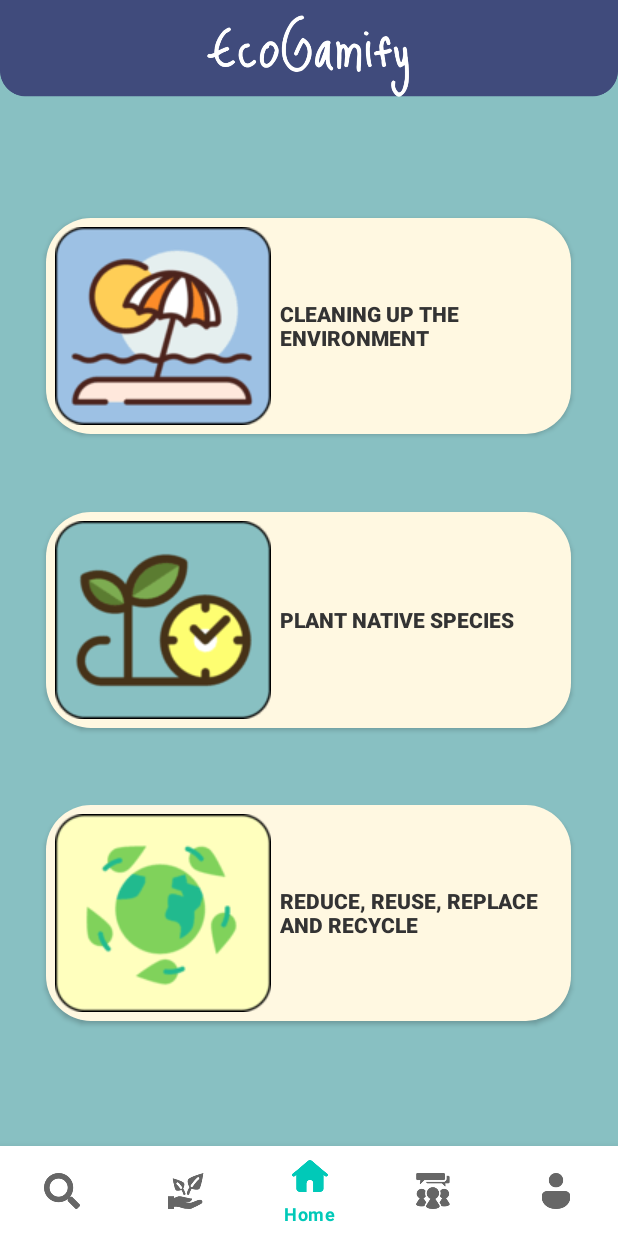
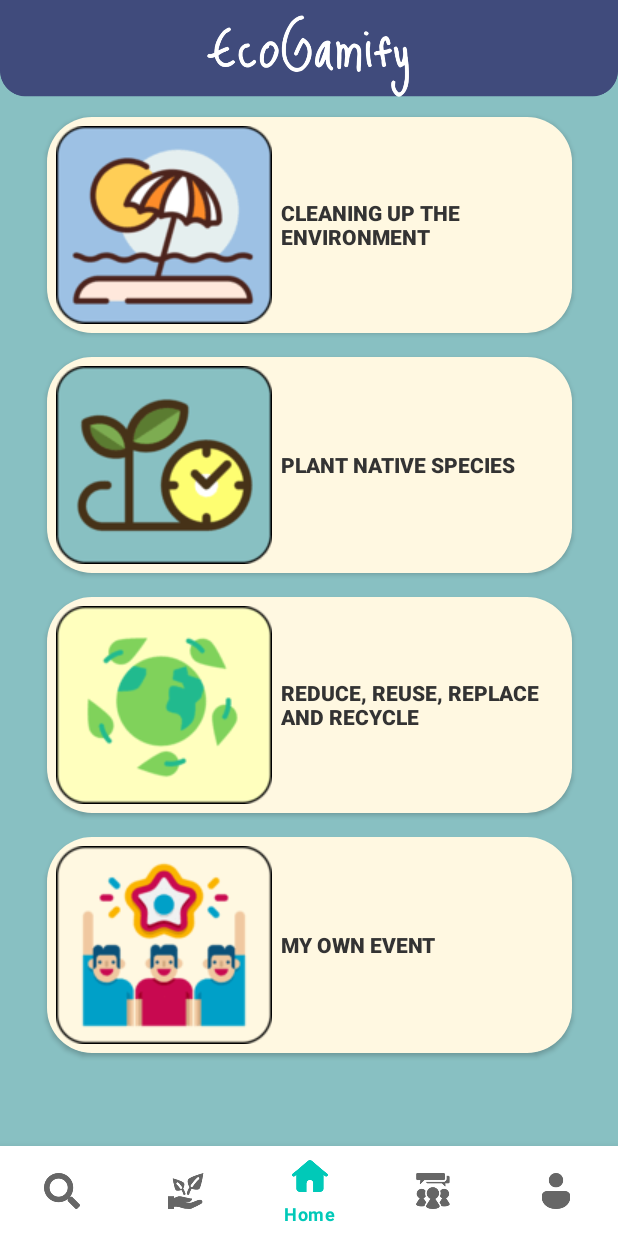
Before and after one commit to jie669928/Mobile.EcoGamify_N, an Android app: the screen it shows after launch once a user with an empty profile is signed in (HomeCategoryActivity), on a phone screen of 412 x 824 dp. Run offline under Robolectric (Android 15) with nearby library versions, the phone set to English and light mode, and no system bars; our stand-ins replace Firebase (no records; nobody signed in at launch, a user with empty details on screens opened directly).

Commit message:
01/10/2023 SJ-0330

```diff
--- a/app/build.gradle.kts
+++ b/app/build.gradle.kts
@@ -59,6 +59,10 @@ dependencies {
     implementation("com.google.firebase:firebase-storage-ktx:20.2.1")
     implementation("com.google.firebase:firebase-auth-ktx:22.1.2")
     implementation("com.google.firebase:firebase-analytics-ktx")
+
+    implementation ("com.github.bumptech.glide:glide:4.12.0")
+    annotationProcessor ("com.github.bumptech.glide:compiler:4.12.0")
+
 
     implementation("androidx.core:core-ktx:1.9.0")
     implementation("androidx.appcompat:appcompat:1.6.1")
--- a/app/src/main/java/com/example/mobileecogamify/HomeFragment.kt
+++ b/app/src/main/java/com/example/mobileecogamify/HomeFragment.kt
@@ -68,6 +68,13 @@ class HomeFragment : Fragment() {
             startActivity(intent)
         }
 
+        val ownEvent = rootView.findViewById<View>(R.id.ownEvents)
+        ownEvent.setOnClickListener {
+
+            val intent = Intent(requireActivity(), NewChallenge::class.java)
+            startActivity(intent)
+        }
+
         return rootView
     }
 
--- a/app/src/main/res/layout/fragment_home.xml
+++ b/app/src/main/res/layout/fragment_home.xml
@@ -13,6 +13,18 @@
     <!--        android:layout_height="match_parent"-->
     <!--        android:text="Home fragment" />-->
 
+    <ScrollView
+        android:layout_width="match_parent"
+        android:layout_height="match_parent"
+        app:layout_constraintBottom_toBottomOf="parent"
+        app:layout_constraintEnd_toEndOf="parent"
+        app:layout_constraintStart_toStartOf="parent"
+        app:layout_constraintTop_toTopOf="parent">
+
+        <LinearLayout
+            android:layout_width="match_parent"
+            android:layout_height="wrap_content"
+            android:orientation="vertical">
 
             <androidx.constraintlayout.widget.ConstraintLayout
                 android:id="@+id/constraintLayoutContainer"
@@ -25,21 +37,21 @@
                     android:id="@+id/beach"
                     android:layout_width="350dp"
                     android:layout_height="wrap_content"
-            android:layout_marginTop="80dp"
-            android:layout_marginBottom="24dp"
+                    android:layout_marginTop="16dp"
+                    android:layout_marginBottom="8dp"
                     android:background="@drawable/rounded_button_bg"
                     android:drawableLeft="@drawable/beach_144x144"
                     android:drawablePadding="6dp"
                     android:gravity="start|center_vertical"
                     android:hapticFeedbackEnabled="true"
+                    android:onClick="onBeachButtonClick"
                     android:padding="6dp"
                     android:text="@string/beach_category"
                     android:textColor="#333333"
                     android:textStyle="bold"
-            android:onClick="onBeachButtonClick"
                     app:layout_constraintBottom_toTopOf="@+id/plant_native"
                     app:layout_constraintEnd_toEndOf="parent"
-            app:layout_constraintHorizontal_bias="0.491"
+                    app:layout_constraintHorizontal_bias="0.5"
                     app:layout_constraintStart_toStartOf="parent"
                     app:layout_constraintTop_toTopOf="parent" />
 
@@ -48,20 +60,20 @@
                     android:id="@+id/plant_native"
                     android:layout_width="350dp"
                     android:layout_height="144dp"
-            android:layout_marginTop="24dp"
-            android:layout_marginBottom="24dp"
+                    android:layout_marginTop="8dp"
+                    android:layout_marginBottom="8dp"
                     android:background="@drawable/rounded_button_bg"
                     android:drawableLeft="@drawable/plant_144x144"
                     android:drawablePadding="6dp"
                     android:gravity="start|center_vertical"
+                    android:onClick="onPlantNativeButtonClick"
                     android:padding="6dp"
                     android:text="@string/plant_native_category"
                     android:textColor="#333333"
                     android:textStyle="bold"
-            android:onClick="onPlantNativeButtonClick"
                     app:layout_constraintBottom_toTopOf="@+id/recycle"
                     app:layout_constraintEnd_toEndOf="parent"
-            app:layout_constraintHorizontal_bias="0.491"
+                    app:layout_constraintHorizontal_bias="0.5"
                     app:layout_constraintStart_toStartOf="parent"
                     app:layout_constraintTop_toBottomOf="@+id/beach" />
 
@@ -70,8 +82,8 @@
                     android:id="@+id/recycle"
                     android:layout_width="350dp"
                     android:layout_height="wrap_content"
-            android:layout_marginTop="24dp"
-            android:layout_marginBottom="80dp"
+                    android:layout_marginTop="8dp"
+                    android:layout_marginBottom="8dp"
                     android:background="@drawable/rounded_button_bg"
                     android:drawableLeft="@drawable/recycle_144x144"
                     android:drawablePadding="6dp"
@@ -80,12 +92,34 @@
                     android:text="@string/recycle_category"
                     android:textColor="#333333"
                     android:textStyle="bold"
+                    app:layout_constraintBottom_toTopOf="@+id/ownEvents"
+                    app:layout_constraintEnd_toEndOf="parent"
+                    app:layout_constraintHorizontal_bias="0.5"
+                    app:layout_constraintStart_toStartOf="parent"
+                    app:layout_constraintTop_toBottomOf="@+id/plant_native" />
+
+                <androidx.appcompat.widget.AppCompatButton
+                    android:id="@+id/ownEvents"
+                    android:layout_width="350dp"
+                    android:layout_height="wrap_content"
+                    android:layout_marginTop="8dp"
+                    android:layout_marginBottom="16dp"
+                    android:background="@drawable/rounded_button_bg"
+                    android:drawableLeft="@drawable/own_events"
+                    android:drawablePadding="6dp"
+                    android:gravity="start|center_vertical"
+                    android:padding="6dp"
+                    android:text="@string/myownevent"
+                    android:textColor="#333333"
+                    android:textStyle="bold"
                     app:layout_constraintBottom_toBottomOf="parent"
                     app:layout_constraintEnd_toEndOf="parent"
-            app:layout_constraintHorizontal_bias="0.491"
+                    app:layout_constraintHorizontal_bias="0.5"
                     app:layout_constraintStart_toStartOf="parent"
-            app:layout_constraintTop_toBottomOf="@+id/plant_native" />
+                    app:layout_constraintTop_toBottomOf="@+id/recycle" />
+
             </androidx.constraintlayout.widget.ConstraintLayout>
-
+        </LinearLayout>
+    </ScrollView>
 
 </FrameLayout>
--- a/app/src/main/res/values/strings.xml
+++ b/app/src/main/res/values/strings.xml
@@ -146,5 +146,6 @@
     <string name="gmail_content">Share to Gmail\n</string>
     <string name="button">go to account setting\n</string>
     <string name="done_button">Done\n</string>
+    <string name="myownevent">My Own Event</string>
 
 </resources>
```
Also changed, not shown: app/src/main/AndroidManifest.xml (+42 -27 lines), app/src/main/java/com/example/mobileecogamify/ChallengeData.kt (added, +31 -0 lines), app/src/main/java/com/example/mobileecogamify/NewChallenge.kt (added, +81 -0 lines), app/src/main/java/com/example/mobileecogamify/NewChallengeAdapter.kt (added, +101 -0 lines), app/src/main/res/layout/activity_event_creation.xml (+6 -3 lines), app/src/main/res/layout/activity_my_challenge.xml (+19 -18 lines), app/src/main/res/layout/activity_new_challenge.xml (added, +192 -0 lines), app/src/main/res/layout/item_challenge.xml (added, +57 -0 lines), app/src/main/java/com/example/mobileecogamify/EventData.kt (line endings or trailing spaces), app/src/main/res/drawable/own_events.png (added). Lines whose indentation alone changed are shown as unchanged.
